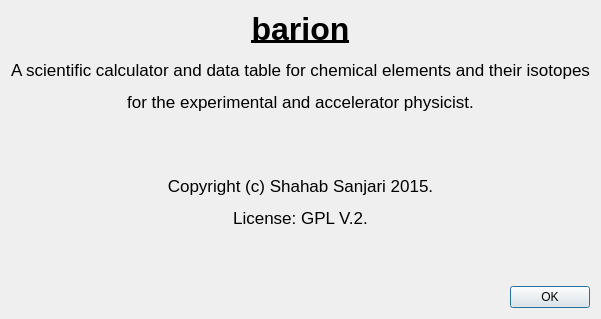
Qt form rsrc/aboutdialog.ui (xaratustrah/barion) before a commit.
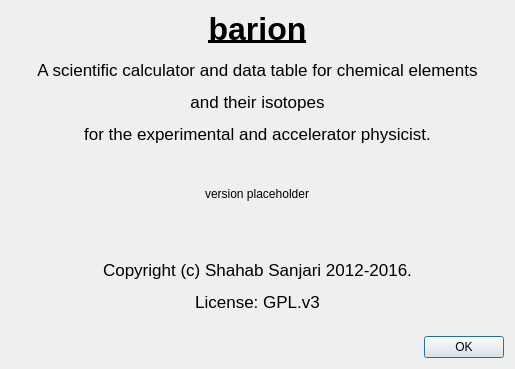
The same form after that commit.

```diff
--- a/rsrc/aboutdialog.ui
+++ b/rsrc/aboutdialog.ui
@@ -7,7 +7,7 @@
     <x>0</x>
     <y>0</y>
     <width>515</width>
-    <height>293</height>
+    <height>369</height>
    </rect>
   </property>
   <property name="windowTitle">
@@ -20,14 +20,30 @@
       <string>&lt;!DOCTYPE HTML PUBLIC &quot;-//W3C//DTD HTML 4.0//EN&quot; &quot;http://www.w3.org/TR/REC-html40/strict.dtd&quot;&gt;
 &lt;html&gt;&lt;head&gt;&lt;meta name=&quot;qrichtext&quot; content=&quot;1&quot; /&gt;&lt;style type=&quot;text/css&quot;&gt;
 p, li { white-space: pre-wrap; }
-&lt;/style&gt;&lt;/head&gt;&lt;body style=&quot; font-family:'.Helvetica Neue DeskInterface'; font-size:13pt; font-weight:400; font-style:normal;&quot;&gt;
-&lt;p align=&quot;center&quot; style=&quot; margin-top:12px; margin-bottom:12px; margin-left:0px; margin-right:0px; -qt-block-indent:0; text-indent:0px;&quot;&gt;&lt;span style=&quot; font-size:24pt; font-weight:600; text-decoration: underline;&quot;&gt;barion&lt;/span&gt;&lt;/p&gt;
-&lt;p align=&quot;center&quot; style=&quot; margin-top:12px; margin-bottom:12px; margin-left:0px; margin-right:0px; -qt-block-indent:0; text-indent:0px;&quot;&gt;A scientific calculator and data table for chemical elements and their isotopes&lt;/p&gt;
-&lt;p align=&quot;center&quot; style=&quot; margin-top:12px; margin-bottom:12px; margin-left:0px; margin-right:0px; -qt-block-indent:0; text-indent:0px;&quot;&gt;for the experimental and accelerator physicist.&lt;/p&gt;
-&lt;p align=&quot;center&quot; style=&quot; margin-top:12px; margin-bottom:12px; margin-left:0px; margin-right:0px; -qt-block-indent:0; text-indent:0px;&quot;&gt;&lt;br /&gt;&lt;/p&gt;
-&lt;p align=&quot;center&quot; style=&quot; margin-top:12px; margin-bottom:12px; margin-left:0px; margin-right:0px; -qt-block-indent:0; text-indent:0px;&quot;&gt;Copyright (c) Shahab Sanjari 2015.&lt;/p&gt;
-&lt;p align=&quot;center&quot; style=&quot; margin-top:12px; margin-bottom:12px; margin-left:0px; margin-right:0px; -qt-block-indent:0; text-indent:0px;&quot;&gt;License: GPL V.2.&lt;/p&gt;
-&lt;p align=&quot;center&quot; style=&quot; margin-top:12px; margin-bottom:12px; margin-left:0px; margin-right:0px; -qt-block-indent:0; text-indent:0px;&quot;&gt;&lt;br /&gt;&lt;/p&gt;&lt;/body&gt;&lt;/html&gt;</string>
+&lt;/style&gt;&lt;/head&gt;&lt;body style=&quot; font-family:'.SF NS Text'; font-size:13pt; font-weight:400; font-style:normal;&quot;&gt;
+&lt;p align=&quot;center&quot; style=&quot; margin-top:12px; margin-bottom:12px; margin-left:0px; margin-right:0px; -qt-block-indent:0; text-indent:0px;&quot;&gt;&lt;span style=&quot; font-family:'.Helvetica Neue DeskInterface'; font-size:24pt; font-weight:600; text-decoration: underline;&quot;&gt;barion&lt;/span&gt;&lt;/p&gt;
+&lt;p align=&quot;center&quot; style=&quot; margin-top:12px; margin-bottom:12px; margin-left:0px; margin-right:0px; -qt-block-indent:0; text-indent:0px;&quot;&gt;&lt;span style=&quot; font-family:'.Helvetica Neue DeskInterface';&quot;&gt;A scientific calculator and data table for chemical elements&lt;/span&gt;&lt;/p&gt;
+&lt;p align=&quot;center&quot; style=&quot; margin-top:12px; margin-bottom:12px; margin-left:0px; margin-right:0px; -qt-block-indent:0; text-indent:0px;&quot;&gt;&lt;span style=&quot; font-family:'.Helvetica Neue DeskInterface';&quot;&gt;and their isotopes&lt;/span&gt;&lt;/p&gt;
+&lt;p align=&quot;center&quot; style=&quot; margin-top:12px; margin-bottom:12px; margin-left:0px; margin-right:0px; -qt-block-indent:0; text-indent:0px;&quot;&gt;&lt;span style=&quot; font-family:'.Helvetica Neue DeskInterface';&quot;&gt;for the experimental and accelerator physicist.&lt;/span&gt;&lt;/p&gt;&lt;/body&gt;&lt;/html&gt;</string>
+     </property>
+    </widget>
+   </item>
+   <item alignment="Qt::AlignHCenter">
+    <widget class="QLabel" name="label_version">
+     <property name="text">
+      <string>version placeholder</string>
+     </property>
+    </widget>
+   </item>
+   <item>
+    <widget class="QLabel" name="label_4">
+     <property name="text">
+      <string>&lt;!DOCTYPE HTML PUBLIC &quot;-//W3C//DTD HTML 4.0//EN&quot; &quot;http://www.w3.org/TR/REC-html40/strict.dtd&quot;&gt;
+&lt;html&gt;&lt;head&gt;&lt;meta name=&quot;qrichtext&quot; content=&quot;1&quot; /&gt;&lt;style type=&quot;text/css&quot;&gt;
+p, li { white-space: pre-wrap; }
+&lt;/style&gt;&lt;/head&gt;&lt;body style=&quot; font-family:'.SF NS Text'; font-size:13pt; font-weight:400; font-style:normal;&quot;&gt;
+&lt;p align=&quot;center&quot; style=&quot; margin-top:12px; margin-bottom:12px; margin-left:0px; margin-right:0px; -qt-block-indent:0; text-indent:0px;&quot;&gt;&lt;span style=&quot; font-family:'.Helvetica Neue DeskInterface';&quot;&gt;Copyright (c) Shahab Sanjari 2012-2016.&lt;/span&gt;&lt;/p&gt;
+&lt;p align=&quot;center&quot; style=&quot; margin-top:12px; margin-bottom:12px; margin-left:0px; margin-right:0px; -qt-block-indent:0; text-indent:0px;&quot;&gt;&lt;span style=&quot; font-family:'.Helvetica Neue DeskInterface';&quot;&gt;License: GPL.v3&lt;/span&gt;&lt;/p&gt;&lt;/body&gt;&lt;/html&gt;</string>
      </property>
     </widget>
    </item>
```
